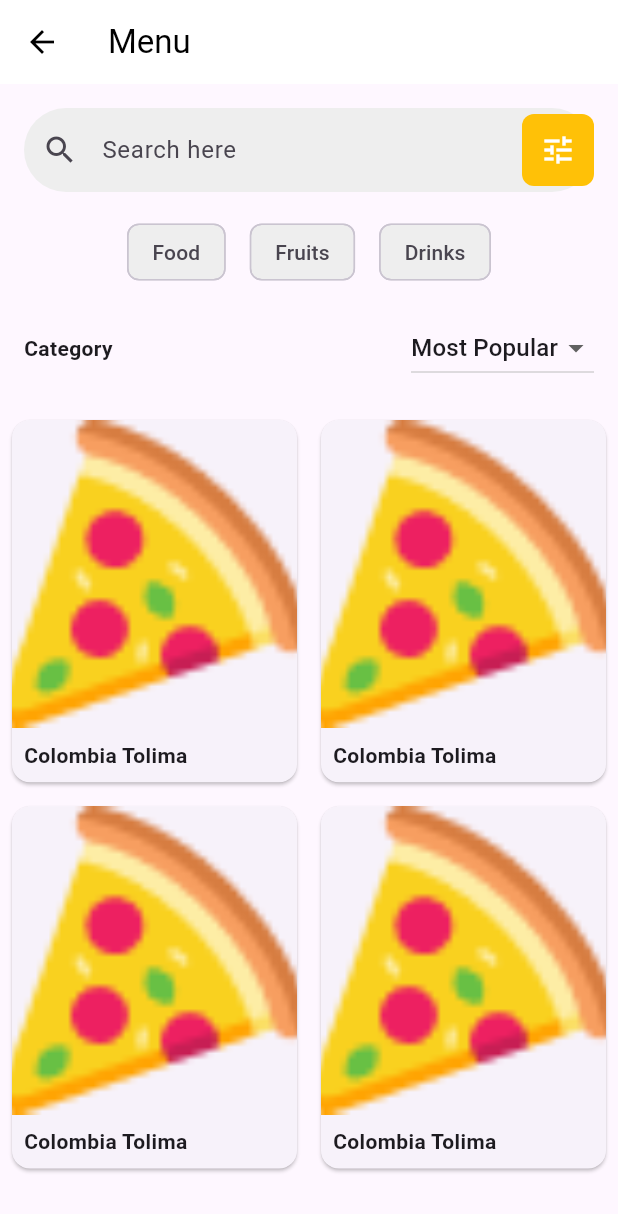
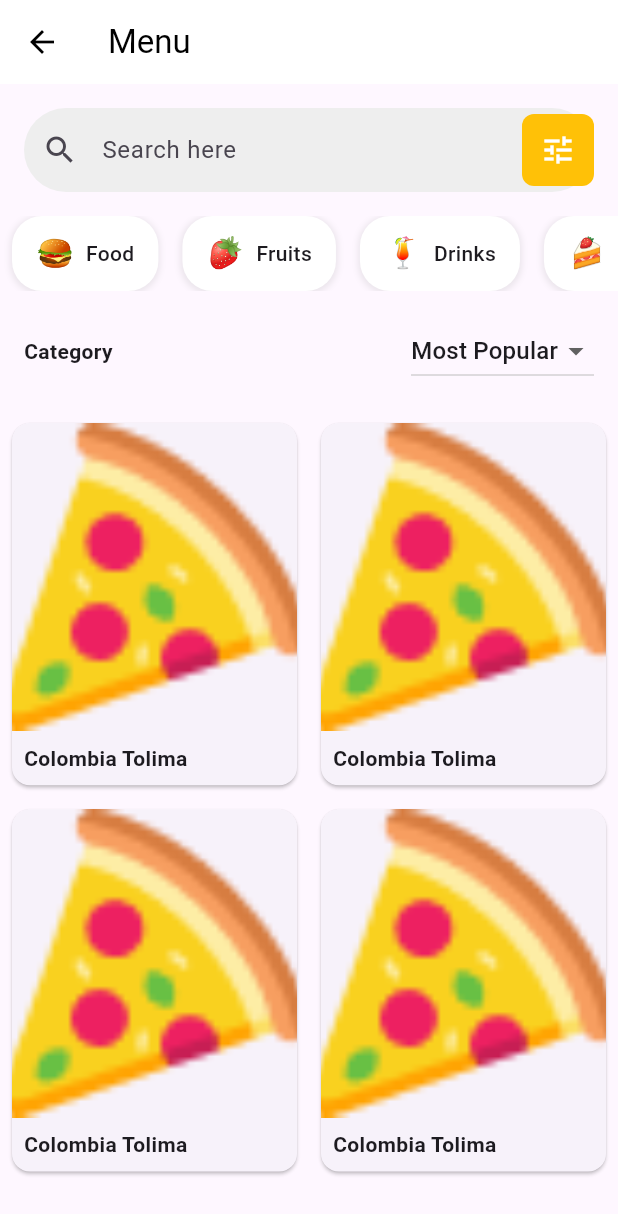
Before and after one commit to suyog100/Final_App_Project, a Flutter app: the screen it shows after launch, item 2 of the bottom bar chosen, on a phone screen of 412 x 824 dp. Shown: the top 1214 px of the screen. Run offline on Flutter 3.47's test engine with Material 3 defaults, Android fonts, the phone set to English and light mode, and no system bars; our stand-ins replace connectivity_plus, dartz, dio, equatable, flutter_riverpod, hive_flutter and 3 more; missing offline and left inert: all_sensors2; accounts and stored records are empty.

Commit message:
menu category

```diff
--- a/lib/features/menu/presentation/view/Menu.dart
+++ b/lib/features/menu/presentation/view/Menu.dart
@@ -56,31 +56,62 @@ class SearchBar extends StatelessWidget {
 }
 
 class CategoryList extends StatelessWidget {
-  final List<String> categories = ['Food', 'Fruits', 'Drinks'];
+  final List<Map<String, String>> categories = [
+    {'icon': '🍔', 'label': 'Food'},
+    {'icon': '🍓', 'label': 'Fruits'},
+    {'icon': '🍹', 'label': 'Drinks'},
+    {'icon': '🍰', 'label': 'Desserts'},
+    // Add more categories as needed
+  ];
 
   @override
   Widget build(BuildContext context) {
-    return SingleChildScrollView(
-      scrollDirection: Axis.horizontal,
-      child: Row(
-        children: categories.map((category) => CategoryChip(label: category)).toList(),
+    return Container(
+      height: 50, // Adjust this height as needed
+      child: ListView.builder(
+        scrollDirection: Axis.horizontal,
+        itemCount: categories.length,
+        itemBuilder: (context, index) {
+          return CategoryChip(
+            icon: categories[index]['icon']!,
+            label: categories[index]['label']!,
+          );
+        },
       ),
     );
   }
 }
 
 class CategoryChip extends StatelessWidget {
+  final String icon;
   final String label;
 
-  CategoryChip({required this.label});
+  CategoryChip({required this.icon, required this.label});
 
   @override
   Widget build(BuildContext context) {
-    return Padding(
-      padding: EdgeInsets.symmetric(horizontal: 8.0),
-      child: Chip(
-        label: Text(label),
-        backgroundColor: Colors.grey[200],
+    return Container(
+      margin: EdgeInsets.symmetric(horizontal: 8.0),
+      padding: EdgeInsets.symmetric(horizontal: 16.0, vertical: 8.0),
+      decoration: BoxDecoration(
+        color: Colors.white,
+        borderRadius: BorderRadius.circular(20),
+        boxShadow: [
+          BoxShadow(
+            color: Colors.grey.withOpacity(0.2),
+            spreadRadius: 1,
+            blurRadius: 3,
+            offset: Offset(0, 1),
+          ),
+        ],
+      ),
+      child: Row(
+        mainAxisSize: MainAxisSize.min,
+        children: [
+          Text(icon, style: TextStyle(fontSize: 20)),
+          SizedBox(width: 8),
+          Text(label, style: TextStyle(fontSize: 14, fontWeight: FontWeight.w500)),
+        ],
       ),
     );
   }
```
